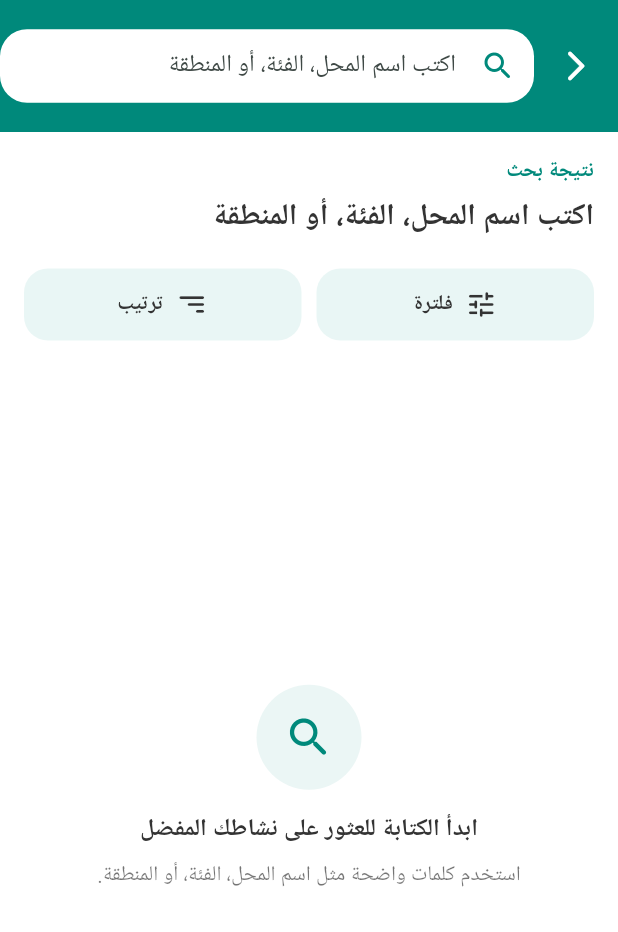
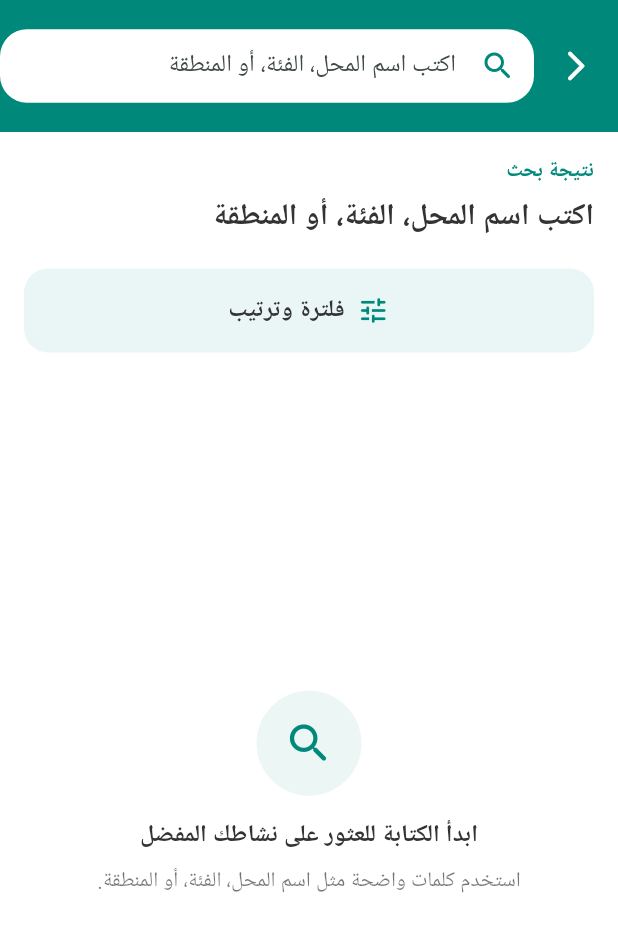
Before and after one commit to kezar0001-cpu/Mawjood, a Flutter app: the BusinessListScreen screen opened directly with empty values, after a tap on the "search" icon, on a phone screen of 412 x 824 dp. Shown: the top 932 px of the screen. Run offline on Flutter 3.47's test engine with Material 3 defaults, Android fonts, the phone set to English and light mode, and no system bars; our stand-ins replace cached_network_image, google_fonts, supabase_flutter; accounts and stored records are empty; Roboto replaces fonts that are missing (Cairo); statements that could not run were skipped.

Commit message:
Enhance user experience with pull-to-refresh, WhatsApp integration, and improved UI
- Add pull-to-refresh functionality to HomeScreen, BusinessListScreen, and SearchResultsScreen using RefreshIndicator widget
- Implement proper WhatsApp integration in BusinessDetailScreen with wa.me URL scheme and pre-filled Arabic message template
- Remove redundant floating search button from HomeScreen to reduce UI clutter
- Merge duplicate "فلترة" and "ترتيب" buttons into single "فلترة وترتيب" button with active filter badge indicator
- Clean up unused imports (MawjoodActionButton) from screens

```diff
--- a/lib/screens/business_list_screen.dart
+++ b/lib/screens/business_list_screen.dart
@@ -8,7 +8,6 @@ import '../repositories/business_repository.dart';
 import '../services/filter_service.dart';
 import '../utils/app_colors.dart';
 import '../widgets/business_card.dart';
-import '../widgets/mawjood_action_button.dart';
 import '../widgets/mawjood_search_bar.dart';
 import '../widgets/filter_bottom_sheet.dart';
 import 'business_detail_screen.dart';
@@ -79,6 +78,10 @@ class _BusinessListScreenState extends State<BusinessListScreen>
         _errorMessage = 'تعذر تحميل الأنشطة حالياً';
       });
     }
+  }
+
+  Future<void> _handleRefresh() async {
+    await _loadBusinesses();
   }
 
   void _handleSearch(String value) {
@@ -167,40 +170,57 @@ class _BusinessListScreenState extends State<BusinessListScreen>
                   hintText: 'ابحث داخل ${widget.category.displayName}',
                 ),
                 const SizedBox(height: 12),
-                Row(
-                  children: [
-                    Expanded(
-                      child: MawjoodActionButton(
-                        icon: Icons.tune_rounded,
-                        label: 'فلترة',
+                GestureDetector(
                   onTap: _openFilters,
-                        backgroundColor: AppColors.primaryLight.withOpacity(0.12),
+                  child: Container(
+                    padding: const EdgeInsets.symmetric(horizontal: 16, vertical: 14),
+                    decoration: BoxDecoration(
+                      color: AppColors.primaryLight.withOpacity(0.12),
+                      borderRadius: BorderRadius.circular(16),
+                      border: Border.all(
+                        color: _filters.hasActiveFilters
+                            ? AppColors.primary.withOpacity(0.3)
+                            : Colors.transparent,
+                        width: 1.5,
                       ),
                     ),
-                    const SizedBox(width: 10),
-                    Expanded(
-                      child: MawjoodActionButton(
-                        icon: Icons.sort_rounded,
-                        label: 'ترتيب',
-                        onTap: _openFilters,
-                        backgroundColor: AppColors.primaryLight.withOpacity(0.12),
+                    child: Row(
+                      mainAxisAlignment: MainAxisAlignment.center,
+                      children: [
+                        const Icon(
+                          Icons.tune_rounded,
+                          color: AppColors.primary,
+                          size: 22,
+                        ),
+                        const SizedBox(width: 8),
+                        Text(
+                          'فلترة وترتيب',
+                          style: theme.titleMedium?.copyWith(
+                            fontWeight: FontWeight.w700,
+                            color: AppColors.darkText,
                           ),
                         ),
-                  ],
+                        if (_filters.hasActiveFilters) ...[
+                          const SizedBox(width: 8),
+                          Container(
+                            padding: const EdgeInsets.symmetric(horizontal: 8, vertical: 4),
+                            decoration: BoxDecoration(
+                              color: AppColors.primary,
+                              borderRadius: BorderRadius.circular(12),
                             ),
-                if (_filters.hasActiveFilters) ...[
-                  const SizedBox(height: 8),
-                  Align(
-                    alignment: Alignment.centerRight,
                             child: Text(
-                      '${_filters.activeCount} عناصر مفعلة',
-                      style: theme.bodyMedium?.copyWith(
-                        color: AppColors.primary,
+                              '${_filters.activeCount}',
+                              style: theme.labelSmall?.copyWith(
+                                color: Colors.white,
                                 fontWeight: FontWeight.w700,
                               ),
                             ),
                           ),
                         ],
+                      ],
+                    ),
+                  ),
+                ),
                 const SizedBox(height: 12),
                 Text(
                   'استكشف خيارات ${widget.category.displayName}',
@@ -217,6 +237,9 @@ class _BusinessListScreenState extends State<BusinessListScreen>
                     onRetry: _loadBusinesses,
                   ),
                 Expanded(
+                  child: RefreshIndicator(
+                    onRefresh: _handleRefresh,
+                    color: AppColors.primary,
                     child: AnimatedSwitcher(
                       duration: const Duration(milliseconds: 250),
                       child: _isLoading
@@ -224,6 +247,7 @@ class _BusinessListScreenState extends State<BusinessListScreen>
                           : _visibleBusinesses.isEmpty
                               ? const _EmptyState()
                               : ListView.separated(
+                                  physics: const AlwaysScrollableScrollPhysics(),
                                   itemCount: _visibleBusinesses.length,
                                   separatorBuilder: (_, __) => const SizedBox(height: 10),
                                   itemBuilder: (context, index) {
@@ -247,6 +271,7 @@ class _BusinessListScreenState extends State<BusinessListScreen>
                                           : () => _launchCall(business.phone ?? ''),
                                     );
                                   },
+                                ),
                     ),
                   ),
                 ),
--- a/lib/screens/search_results_screen.dart
+++ b/lib/screens/search_results_screen.dart
@@ -10,7 +10,6 @@ import '../utils/app_colors.dart';
 import '../utils/app_text.dart';
 import '../widgets/business_card.dart';
 import '../widgets/filter_bottom_sheet.dart';
-import '../widgets/mawjood_action_button.dart';
 import 'business_detail_screen.dart';
 
 class SearchResultsScreen extends StatefulWidget {
@@ -95,6 +94,10 @@ class _SearchResultsScreenState extends State<SearchResultsScreen> {
     _runSearch(value);
   }
 
+  Future<void> _handleRefresh() async {
+    await _runSearch(_currentQuery);
+  }
+
   void _openFilters() async {
     final result = await showModalBottomSheet<BusinessFilters>(
       context: context,
@@ -175,40 +178,57 @@ class _SearchResultsScreenState extends State<SearchResultsScreen> {
                     ),
                   ),
                 const SizedBox(height: 12),
-                Row(
-                  children: [
-                    Expanded(
-                      child: MawjoodActionButton(
-                        icon: Icons.tune_rounded,
-                        label: 'فلترة',
+                GestureDetector(
                   onTap: _openFilters,
-                        backgroundColor: AppColors.primaryLight.withOpacity(0.12),
+                  child: Container(
+                    padding: const EdgeInsets.symmetric(horizontal: 16, vertical: 14),
+                    decoration: BoxDecoration(
+                      color: AppColors.primaryLight.withOpacity(0.12),
+                      borderRadius: BorderRadius.circular(16),
+                      border: Border.all(
+                        color: _filters.hasActiveFilters
+                            ? AppColors.primary.withOpacity(0.3)
+                            : Colors.transparent,
+                        width: 1.5,
                       ),
                     ),
-                    const SizedBox(width: 10),
-                    Expanded(
-                      child: MawjoodActionButton(
-                        icon: Icons.sort_rounded,
-                        label: 'ترتيب',
-                        onTap: _openFilters,
-                        backgroundColor: AppColors.primaryLight.withOpacity(0.12),
+                    child: Row(
+                      mainAxisAlignment: MainAxisAlignment.center,
+                      children: [
+                        const Icon(
+                          Icons.tune_rounded,
+                          color: AppColors.primary,
+                          size: 22,
+                        ),
+                        const SizedBox(width: 8),
+                        Text(
+                          'فلترة وترتيب',
+                          style: textTheme.titleMedium?.copyWith(
+                            fontWeight: FontWeight.w700,
+                            color: AppColors.darkText,
                           ),
                         ),
-                  ],
+                        if (_filters.hasActiveFilters) ...[
+                          const SizedBox(width: 8),
+                          Container(
+                            padding: const EdgeInsets.symmetric(horizontal: 8, vertical: 4),
+                            decoration: BoxDecoration(
+                              color: AppColors.primary,
+                              borderRadius: BorderRadius.circular(12),
                             ),
-                if (_filters.hasActiveFilters) ...[
-                  const SizedBox(height: 8),
-                  Align(
-                    alignment: Alignment.centerRight,
                             child: Text(
-                      '${_filters.activeCount} عناصر مفعلة',
-                      style: textTheme.bodyMedium?.copyWith(
-                        color: AppColors.primary,
+                              '${_filters.activeCount}',
+                              style: textTheme.labelSmall?.copyWith(
+                                color: Colors.white,
                                 fontWeight: FontWeight.w700,
                               ),
                             ),
                           ),
                         ],
+                      ],
+                    ),
+                  ),
+                ),
                 const SizedBox(height: 12),
                 Expanded(
                   child: Column(
@@ -263,7 +283,11 @@ class _SearchResultsScreenState extends State<SearchResultsScreen> {
   }
 
   Widget _buildResultsList() {
-    return ListView.separated(
+    return RefreshIndicator(
+      onRefresh: _handleRefresh,
+      color: AppColors.primary,
+      child: ListView.separated(
+        physics: const AlwaysScrollableScrollPhysics(),
         padding: const EdgeInsetsDirectional.fromSTEB(4, 4, 4, 24),
         itemCount: _filteredResults.length,
         separatorBuilder: (_, __) => const SizedBox(height: 12),
@@ -285,6 +309,7 @@ class _SearchResultsScreenState extends State<SearchResultsScreen> {
             },
           );
         },
+      ),
     );
   }
 
```
Also changed, not shown: lib/screens/business_detail_screen.dart (+25 -5 lines), lib/screens/home_screen.dart (+11 -14 lines). Lines whose indentation alone changed are shown as unchanged.
